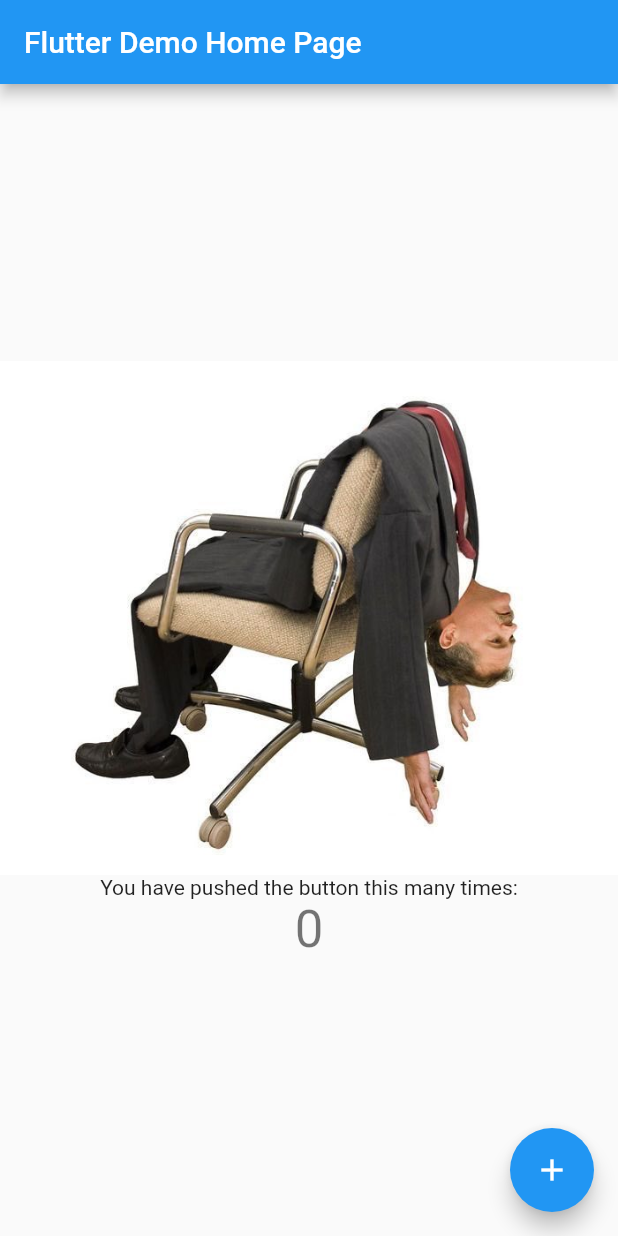
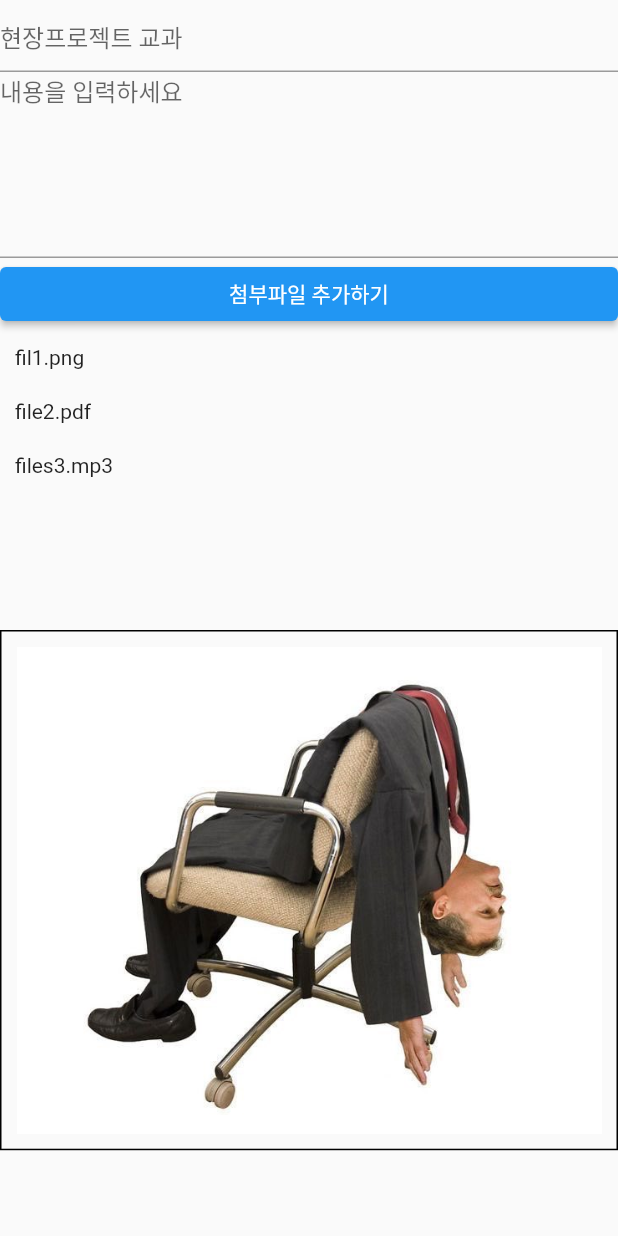
Before and after one commit to MaraMincho/Descend, a Flutter app: the screen it shows after launch, on a phone screen of 412 x 824 dp. Run offline on Flutter 3.47's test engine with Material 2 defaults, Android fonts, the phone set to English and light mode, and no system bars; our stand-ins replace fluttertoast, get; Roboto replaces fonts that are missing (Pretendard).

Commit message:
Add : CreateBoardScreen(1/3)

```diff
--- a/lib/main.dart
+++ b/lib/main.dart
@@ -1,118 +1,33 @@
 import 'package:flutter/material.dart';
 import 'package:get/get.dart';
+import 'package:descend/screens/CreateBoardScreen.dart';
 
-void main() {
-  runApp(const MyApp());
+void main() async{
+  return runApp(MyApp());
 }
+final GlobalKey<ScaffoldState> key = GlobalKey();
 
 class MyApp extends StatelessWidget {
-  const MyApp({super.key});
 
-  // This widget is the root of your application.
   @override
   Widget build(BuildContext context) {
-    return GetMaterialApp(
-      title: 'Flutter Demo',
+    return GetMaterialApp( //get
+      title: 'Seegong',
       theme: ThemeData(
         fontFamily: 'Pretendard',
-        // This is the theme of your application.
-        //
-        // Try running your application with "flutter run". You'll see the
-        // application has a blue toolbar. Then, without quitting the app, try
-        // changing the primarySwatch below to Colors.green and then invoke
-        // "hot reload" (press "r" in the console where you ran "flutter run",
-        // or simply save your changes to "hot reload" in a Flutter IDE).
-        // Notice that the counter didn't reset back to zero; the application
-        // is not restarted.
-        primarySwatch: Colors.blue,
+        primaryColor: Color(0xffffffff),
       ),
-      home: const MyHomePage(title: 'Flutter Demo Home Page'),
+      initialRoute: '/',
+      routes: {
+        '/':(context) => CreateBoardScreen(),
+        // '/':(context) => LoginScreen(),
+        // SpaceSelect.routename: (context) => SpaceSelect(),
+        // SpaceListScreen.routename: (context) => SpaceListScreen(),
+        // SpecificScreen.routename : (context) => SpecificScreen(),
+        // ReservationScreen.routename : (context) => ReservationScreen(),
+        // ReservationList.routename : (context) => ReservationList(),
+        // ResultScreen.routename : (context) => ResultScreen(),
+      },
     );
   }
 }
-
-class MyHomePage extends StatefulWidget {
-  const MyHomePage({super.key, required this.title});
-
-  // This widget is the home page of your application. It is stateful, meaning
-  // that it has a State object (defined below) that contains fields that affect
-  // how it looks.
-
-  // This class is the configuration for the state. It holds the values (in this
-  // case the title) provided by the parent (in this case the App widget) and
-  // used by the build method of the State. Fields in a Widget subclass are
-  // always marked "final".
-
-  final String title;
-
-  @override
-  State<MyHomePage> createState() => _MyHomePageState();
-}
-
-class _MyHomePageState extends State<MyHomePage> {
-  int _counter = 0;
-
-  void _incrementCounter() {
-    setState(() {
-      // This call to setState tells the Flutter framework that something has
-      // changed in this State, which causes it to rerun the build method below
-      // so that the display can reflect the updated values. If we changed
-      // _counter without calling setState(), then the build method would not be
-      // called again, and so nothing would appear to happen.
-      _counter++;
-    });
-  }
-
-  @override
-  Widget build(BuildContext context) {
-    // This method is rerun every time setState is called, for instance as done
-    // by the _incrementCounter method above.
-    //
-    // The Flutter framework has been optimized to make rerunning build methods
-    // fast, so that you can just rebuild anything that needs updating rather
-    // than having to individually change instances of widgets.
-    return Scaffold(
-      appBar: AppBar(
-        // Here we take the value from the MyHomePage object that was created by
-        // the App.build method, and use it to set our appbar title.
-        title: Text(widget.title),
-      ),
-      body: Center(
-        // Center is a layout widget. It takes a single child and positions it
-        // in the middle of the parent.
-        child: Column(
-          // Column is also a layout widget. It takes a list of children and
-          // arranges them vertically. By default, it sizes itself to fit its
-          // children horizontally, and tries to be as tall as its parent.
-          //
-          // Invoke "debug painting" (press "p" in the console, choose the
-          // "Toggle Debug Paint" action from the Flutter Inspector in Android
-          // Studio, or the "Toggle Debug Paint" command in Visual Studio Code)
-          // to see the wireframe for each widget.
-          //
-          // Column has various properties to control how it sizes itself and
-          // how it positions its children. Here we use mainAxisAlignment to
-          // center the children vertically; the main axis here is the vertical
-          // axis because Columns are vertical (the cross axis would be
-          // horizontal).
-          mainAxisAlignment: MainAxisAlignment.center,
-          children: <Widget>[
-            Image.asset('images/imgs/img.png'),
-            const Text(
-              'You have pushed the button this many times:',
-            ),
-            Text(
-              '$_counter',
-              style: Theme.of(context).textTheme.headline4,
-            ),
-          ],
-        ),
-      ),
-      floatingActionButton: FloatingActionButton(
-        onPressed: _incrementCounter,
-        tooltip: 'Increment',
-        child: const Icon(Icons.add),
-      ), // This trailing comma makes auto-formatting nicer for build methods.
-    );
-  }
-}
--- /dev/null
+++ b/lib/screens/CreateBoardScreen.dart
@@ -0,0 +1,86 @@
+import 'package:flutter/material.dart';
+import 'package:flutter/services.dart';
+import 'package:fluttertoast/fluttertoast.dart';
+import 'package:get/get.dart';
+
+class CreateBoardScreen extends StatefulWidget {
+  const CreateBoardScreen({Key? key}) : super(key: key);
+  static const routename = '/CreateBoardScreen';
+
+  @override
+  State<CreateBoardScreen> createState() => _SpecificScreenState();
+}
+
+class _SpecificScreenState extends State<CreateBoardScreen> {
+  @override
+  Widget build(BuildContext context) {
+    List <String> files = ["fil1.png", "file2.pdf", "files3.mp3"];
+
+    var size = MediaQuery.of(context).size;
+    return Scaffold(
+        body: SafeArea(
+      child: ListView(
+        children: <Widget>[
+          Column(
+            children: const [
+              TextField(
+                decoration: InputDecoration(
+                  hintText: "현장프로젝트 교과",
+                ),
+              ),
+              TextField(
+                maxLines: null,
+                decoration: InputDecoration(
+                  hintText: "내용을 입력하세요",
+                  contentPadding: EdgeInsets.only(bottom: 100),
+                ),
+              ),
+            ],
+          ),
+          ElevatedButton(
+            onPressed: () {
+              Fluttertoast.showToast(
+                  msg: "Pressed : Add file button",
+                  toastLength: Toast.LENGTH_SHORT,
+                  gravity: ToastGravity.BOTTOM,
+                  timeInSecForIosWeb: 1,
+                  backgroundColor: Colors.grey,
+                  textColor: Colors.black,
+                  fontSize: 16.0);
+            },
+            child: Text("첨부파일 추가하기"),
+          ),
+          Container(
+            width: MediaQuery.of(context).size.width,
+            height: 200,
+            child: ListView.builder(
+                itemCount: files == null ? 0 : files.length,
+                itemBuilder: (context, idx) {
+                  return GestureDetector(
+                    onTap: () {
+                      files.removeAt(idx);
+                    },
+                    child: Padding(
+                      padding: EdgeInsets.all(10),
+                      child: Container(
+                        child: Text("${files[idx]}"),
+                      ),
+                    ),
+                  );
+                }),
+          ),
+          Container(
+            padding: EdgeInsets.all(10.0),
+            decoration: BoxDecoration(
+                border: Border.all(
+              color: Colors.black,
+              width: 1,
+            )),
+            child: Container(child: Image.asset('images/imgs/img.png')),
+          ),
+        ],
+        // child: Image.asset("assets/images/glob_top_img_none.png",
+      ),
+    ));
+  }
+}
--- a/pubspec.yaml
+++ b/pubspec.yaml
@@ -37,6 +37,7 @@ dependencies:
   # Use with the CupertinoIcons class for iOS style icons.
   cupertino_icons: ^1.0.2
   get: ^4.6.5
+  fluttertoast: ^8.1.2
 
 
 dev_dependencies:
```
Also changed, not shown: 8 other files.
